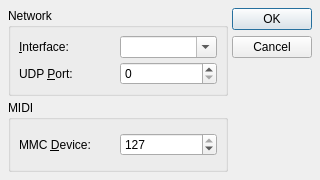
First picture: the form in src/qmidictlOptionsForm.ui, repository rncbc/qmidictl, before the edit.
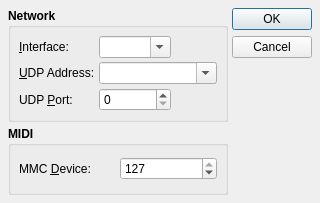
Second picture: the form after the edit. Icons and pictures are not drawn.

Commit message: - Previously hard-coded UDP/IP multicast address (225.0.0.37) is   now an user configurable option.

Patch:
```diff
--- a/src/qmidictlOptionsForm.ui
+++ b/src/qmidictlOptionsForm.ui
@@ -27,7 +27,7 @@
     <x>0</x>
     <y>0</y>
     <width>320</width>
-    <height>180</height>
+    <height>203</height>
    </rect>
   </property>
   <property name="windowTitle">
@@ -42,6 +42,12 @@
     <layout class="QVBoxLayout">
      <item>
       <widget class="QGroupBox" name="NetworkGroupBox">
+       <property name="font">
+        <font>
+         <weight>75</weight>
+         <bold>true</bold>
+        </font>
+       </property>
        <property name="title">
         <string>Network</string>
        </property>
@@ -51,6 +57,12 @@
        <layout class="QGridLayout">
         <item row="0" column="0">
          <widget class="QLabel" name="InterfaceTextLabel">
+          <property name="font">
+           <font>
+            <weight>50</weight>
+            <bold>false</bold>
+           </font>
+          </property>
           <property name="text">
            <string>&amp;Interface:</string>
           </property>
@@ -61,13 +73,54 @@
         </item>
         <item row="0" column="1">
          <widget class="QComboBox" name="InterfaceComboBox">
+          <property name="font">
+           <font>
+            <weight>50</weight>
+            <bold>false</bold>
+           </font>
+          </property>
           <property name="editable">
            <bool>true</bool>
           </property>
          </widget>
         </item>
         <item row="1" column="0">
+         <widget class="QLabel" name="UdpAddrTextLabel">
+          <property name="font">
+           <font>
+            <weight>50</weight>
+            <bold>false</bold>
+           </font>
+          </property>
+          <property name="text">
+           <string>&amp;UDP Address:</string>
+          </property>
+          <property name="buddy">
+           <cstring>UdpAddrComboBox</cstring>
+          </property>
+         </widget>
+        </item>
+        <item row="1" column="1" colspan="2">
+         <widget class="QComboBox" name="UdpAddrComboBox">
+          <property name="font">
+           <font>
+            <weight>50</weight>
+            <bold>false</bold>
+           </font>
+          </property>
+          <property name="editable">
+           <bool>true</bool>
+          </property>
+         </widget>
+        </item>
+        <item row="2" column="0">
          <widget class="QLabel" name="UdpPortTextLabel">
+          <property name="font">
+           <font>
+            <weight>50</weight>
+            <bold>false</bold>
+           </font>
+          </property>
           <property name="text">
            <string>UDP &amp;Port:</string>
           </property>
@@ -76,8 +129,14 @@
           </property>
          </widget>
         </item>
-        <item row="1" column="1">
+        <item row="2" column="1">
          <widget class="QSpinBox" name="UdpPortSpinBox">
+          <property name="font">
+           <font>
+            <weight>50</weight>
+            <bold>false</bold>
+           </font>
+          </property>
           <property name="accelerated">
            <bool>true</bool>
           </property>
@@ -91,6 +150,12 @@
      </item>
      <item>
       <widget class="QGroupBox" name="MidiGroupBox">
+       <property name="font">
+        <font>
+         <weight>75</weight>
+         <bold>true</bold>
+        </font>
+       </property>
        <property name="title">
         <string>MIDI</string>
        </property>
@@ -100,6 +165,12 @@
        <layout class="QGridLayout">
         <item row="0" column="0">
          <widget class="QLabel" name="MmcDeviceTextLabel">
+          <property name="font">
+           <font>
+            <weight>50</weight>
+            <bold>false</bold>
+           </font>
+          </property>
           <property name="text">
            <string>MMC &amp;Device:</string>
           </property>
@@ -110,6 +181,12 @@
         </item>
         <item row="0" column="1">
          <widget class="QSpinBox" name="MmcDeviceSpinBox">
+          <property name="font">
+           <font>
+            <weight>50</weight>
+            <bold>false</bold>
+           </font>
+          </property>
           <property name="accelerated">
            <bool>true</bool>
           </property>
```
Left out of the diff: 3 changed lines with no effect on the pictures. The commit also changes 11 other files.
